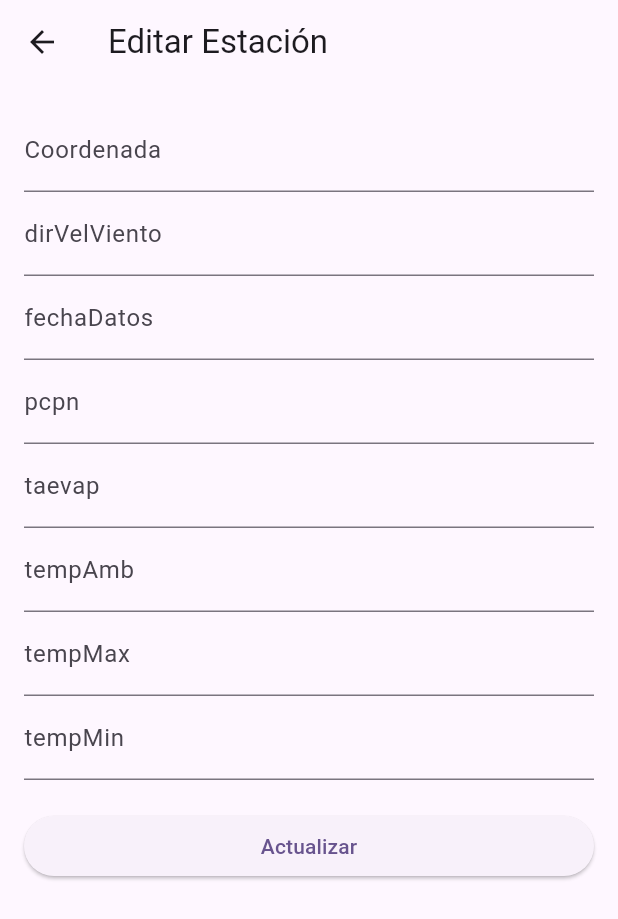
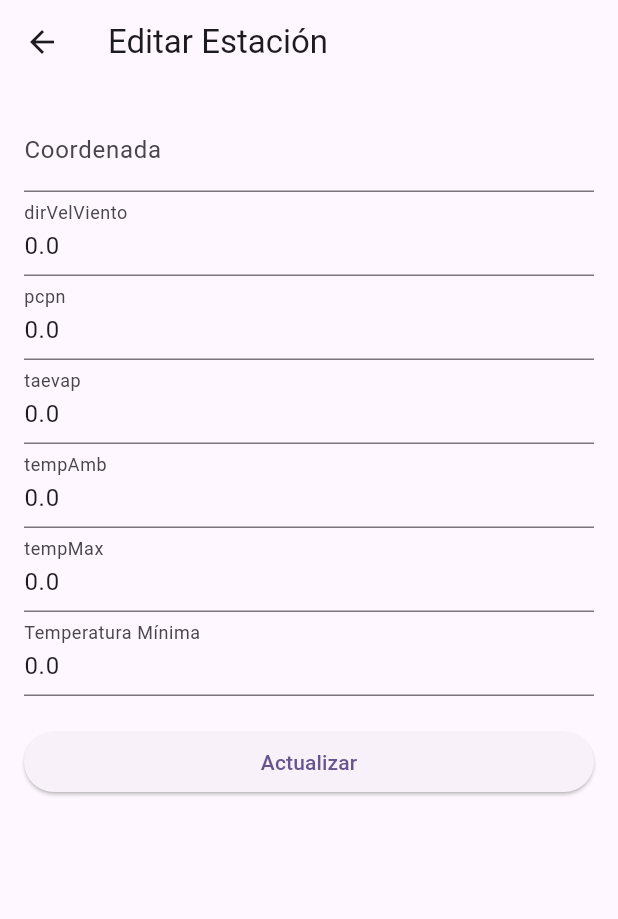
Before and after one commit to adritq28/HelvetasFront, a Flutter app: the EditarEstacionScreen screen opened directly with empty values, on a phone screen of 412 x 824 dp. Shown: the top 919 px of the screen. Run offline on Flutter 3.47's test engine with Material 3 defaults, Android fonts, the phone set to English and light mode, and no system bars; our stand-ins replace syncfusion_flutter_charts; network calls fail.

Commit message:
actualizado 03/05

```diff
--- a/lib/screens/EditarEstacionScreen.dart
+++ b/lib/screens/EditarEstacionScreen.dart
@@ -6,8 +6,23 @@ import 'package:http/http.dart' as http;
 class EditarEstacionScreen extends StatefulWidget {
   // EditarEstacionScreen();
   final int estacionId;
+  final String coordenada;
+  final double dirVelViento;
+  final double pcpn;
+  final double taevap;
+  final double tempAmb;
+  final double tempMax;
+  final double tempMin;
 
-  EditarEstacionScreen({required this.estacionId});
+  EditarEstacionScreen(
+      {required this.estacionId,
+      required this.coordenada,
+      required this.dirVelViento,
+      required this.pcpn,
+      required this.taevap,
+      required this.tempAmb,
+      required this.tempMax,
+      required this.tempMin});
 
   @override
   _EditarEstacionScreenState createState() => _EditarEstacionScreenState();
@@ -16,13 +31,23 @@ class EditarEstacionScreen extends StatefulWidget {
 class _EditarEstacionScreenState extends State<EditarEstacionScreen> {
   TextEditingController coordenada = TextEditingController();
   TextEditingController dirVelViento = TextEditingController();
-  TextEditingController fechaDatos = TextEditingController();
   TextEditingController pcpn = TextEditingController();
   TextEditingController taevap = TextEditingController();
   TextEditingController tempAmb = TextEditingController();
   TextEditingController tempMax = TextEditingController();
   TextEditingController tempMin = TextEditingController();
-  // Agrega controladores para otros campos según sea necesario
+
+  @override
+  void initState() {
+    super.initState();
+    coordenada.text = widget.coordenada.toString();
+    dirVelViento.text = widget.dirVelViento.toString();
+    pcpn.text = widget.pcpn.toString();
+    taevap.text = widget.taevap.toString();
+    tempAmb.text = widget.tempAmb.toString();
+    tempMax.text = widget.tempMax.toString();
+    tempMin.text = widget.tempMin.toString();
+  }
 
   @override
   Widget build(BuildContext context) {
@@ -44,10 +69,6 @@ class _EditarEstacionScreenState extends State<EditarEstacionScreen> {
               decoration: InputDecoration(labelText: 'dirVelViento'),
             ),
             TextFormField(
-              controller: fechaDatos,
-              decoration: InputDecoration(labelText: 'fechaDatos'),
-            ),
-            TextFormField(
               controller: pcpn,
               decoration: InputDecoration(labelText: 'pcpn'),
             ),
@@ -65,7 +86,8 @@ class _EditarEstacionScreenState extends State<EditarEstacionScreen> {
             ),
             TextFormField(
               controller: tempMin,
-              decoration: InputDecoration(labelText: 'tempMin'),
+              decoration: InputDecoration(labelText: 'Temperatura Mínima'),
+              // Puedes establecer un valor inicial si lo deseas
             ),
             // Agrega más TextFormField para otros campos según sea necesario
             SizedBox(height: 20),
@@ -89,7 +111,6 @@ class _EditarEstacionScreenState extends State<EditarEstacionScreen> {
     Map<String, dynamic> datosActualizados = {
       "coordenada": coordenada.text,
       "dirVelViento": dirVelViento.text,
-      "fechaDatos": fechaDatos.text,
       "pcpn": pcpn.text,
       "taevap": taevap.text,
       "tempAmb": tempAmb.text,
```
Also changed, not shown: lib/screens/ListaEstacionScreen.dart (+38 -25 lines), lib/services/EstacionService.dart (+13 -0 lines).
